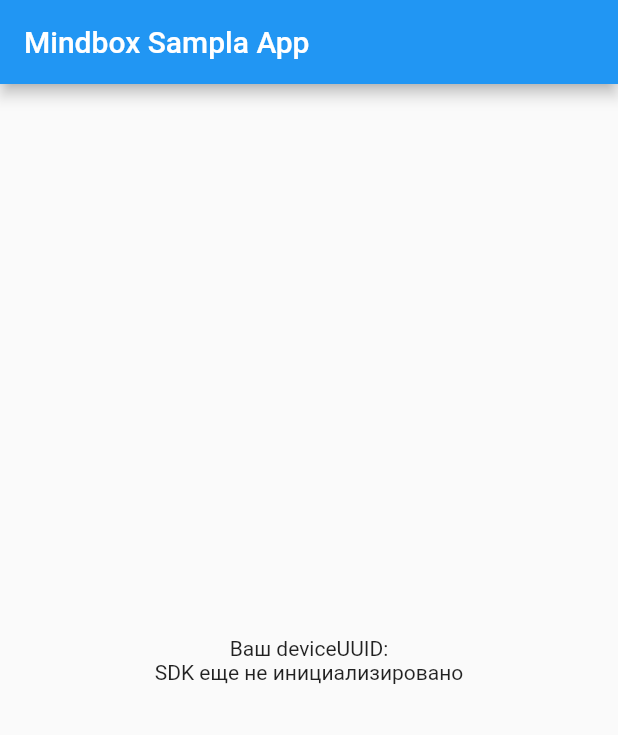
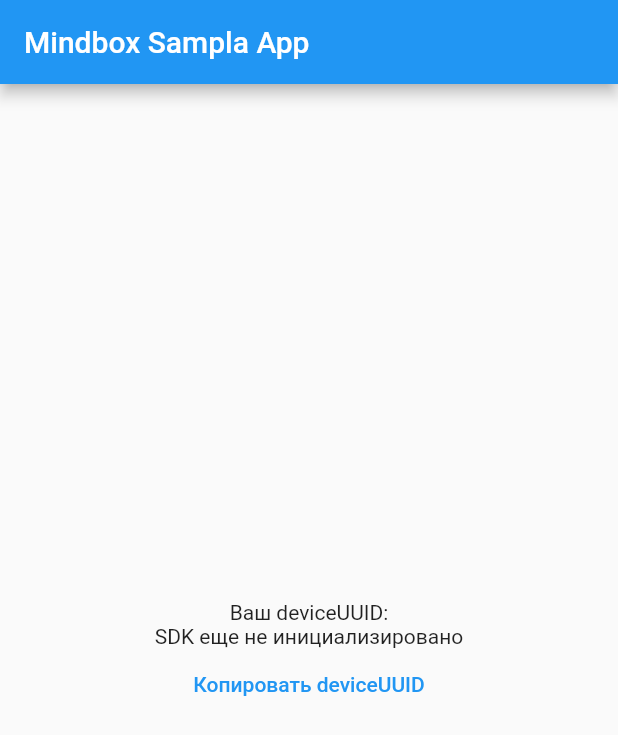
Before and after one commit to peter-nikitin/mindbox_sample_flutter, a Flutter app: the screen it shows after launch, on a phone screen of 412 x 824 dp. Shown: the top 735 px of the screen. Run offline on Flutter 3.47's test engine with Material 2 defaults, Android fonts, the phone set to English and light mode, and no system bars; missing offline and left inert: mindbox.

Commit message:
add copy btn

```diff
--- a/lib/main.dart
+++ b/lib/main.dart
@@ -1,6 +1,7 @@
 import 'dart:math';
 
 import 'package:flutter/material.dart';
+import 'package:flutter/services.dart';
 
 import 'package:mindbox/mindbox.dart';
 
@@ -77,6 +78,15 @@
             Text(
               _deviceUUID,
             ),
+            TextButton(
+              style: ButtonStyle(
+                foregroundColor: MaterialStateProperty.all<Color>(Colors.blue),
+              ),
+              onPressed: () {
+                Clipboard.setData(ClipboardData(text: _deviceUUID));
+              },
+              child: Text('Копировать deviceUUID'),
+            )
           ],
         ),
       ),
```
